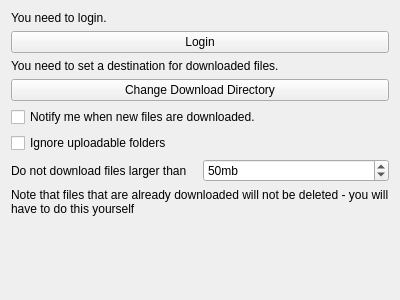
Qt form settingsdialog.ui (yyjhao/IVLEDownloader) before a commit.
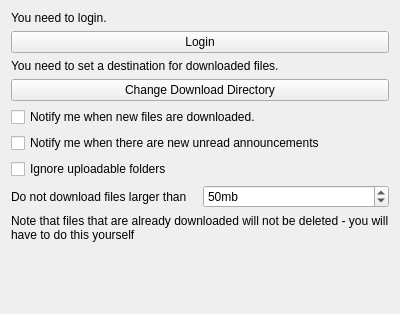
The same form after that commit. Icons and pictures are not drawn.

Commit message: notification for announcement

What changed in the file:
```diff
--- a/settingsdialog.ui
+++ b/settingsdialog.ui
@@ -10,7 +10,7 @@
     <x>0</x>
     <y>0</y>
     <width>400</width>
-    <height>300</height>
+    <height>314</height>
    </rect>
   </property>
   <property name="windowTitle">
@@ -89,15 +89,18 @@
     </widget>
    </item>
    <item>
-    <layout class="QHBoxLayout" name="horizontalLayout">
-     <item>
       <widget class="QCheckBox" name="notifyCheckBox">
        <property name="text">
         <string>Notify me when new files are downloaded.</string>
        </property>
       </widget>
      </item>
-    </layout>
+   <item>
+    <widget class="QCheckBox" name="notifyAnmCheckBox">
+     <property name="text">
+      <string>Notify me when there are new unread announcements</string>
+     </property>
+    </widget>
    </item>
    <item>
     <widget class="QCheckBox" name="igUpCheckBox">
```
Lines whose indentation alone changed are shown as unchanged. The commit also changes 4 other files.
